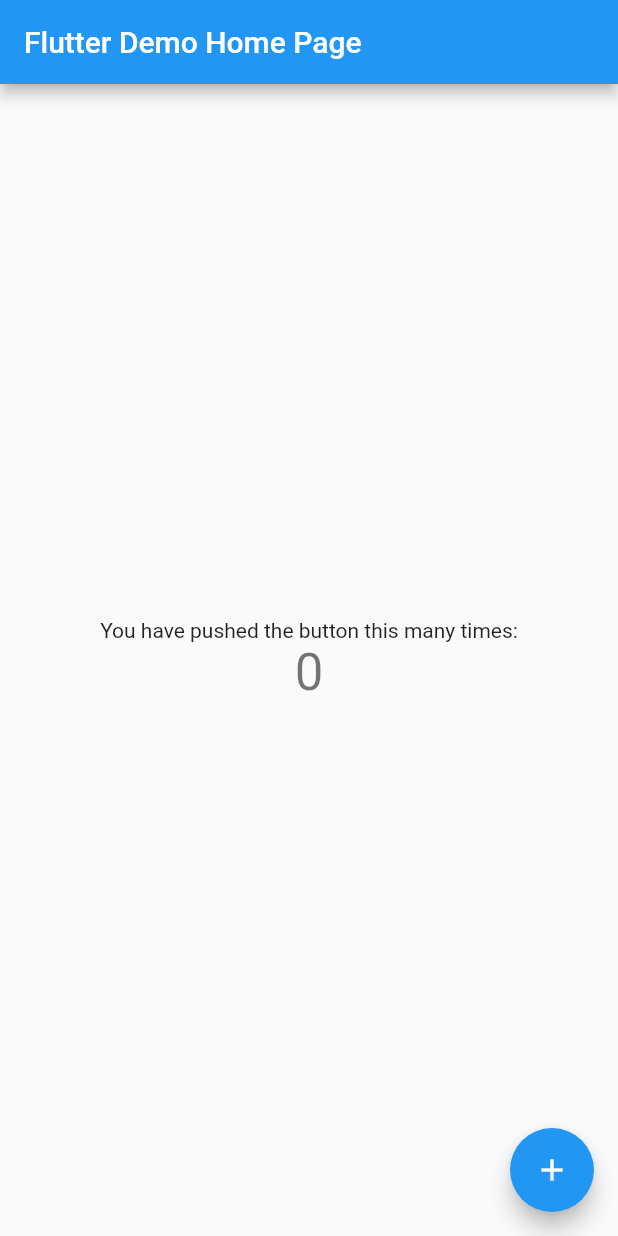
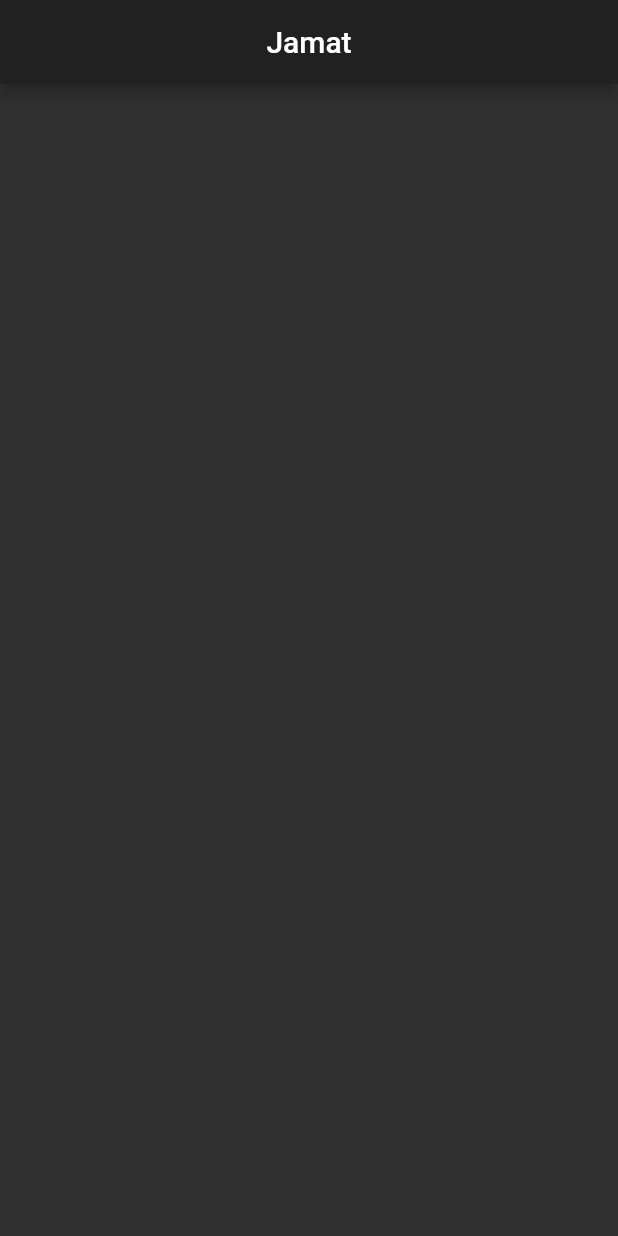
Before and after one commit to fawadnazir/testapp, a Flutter app: the screen it shows after launch, on a phone screen of 412 x 824 dp. Run offline on Flutter 3.47's test engine with Material 2 defaults, Android fonts, the phone set to English and light mode, and no system bars.

Commit message:
First Commit

```diff
--- a/lib/main.dart
+++ b/lib/main.dart
@@ -7,105 +7,27 @@ class MyApp extends StatelessWidget {
   @override
   Widget build(BuildContext context) {
     return MaterialApp(
-      title: 'Flutter Demo',
-      theme: ThemeData(
-        // This is the theme of your application.
-        //
-        // Try running your application with "flutter run". You'll see the
-        // application has a blue toolbar. Then, without quitting the app, try
-        // changing the primarySwatch below to Colors.green and then invoke
-        // "hot reload" (press "r" in the console where you ran "flutter run",
-        // or simply save your changes to "hot reload" in a Flutter IDE).
-        // Notice that the counter didn't reset back to zero; the application
-        // is not restarted.
-        primarySwatch: Colors.blue,
-      ),
-      home: MyHomePage(title: 'Flutter Demo Home Page'),
+      theme: ThemeData.dark(),
+      home: JamatHome(),
     );
   }
 }
 
-class MyHomePage extends StatefulWidget {
-  MyHomePage({Key key, this.title}) : super(key: key);
-
-  // This widget is the home page of your application. It is stateful, meaning
-  // that it has a State object (defined below) that contains fields that affect
-  // how it looks.
-
-  // This class is the configuration for the state. It holds the values (in this
-  // case the title) provided by the parent (in this case the App widget) and
-  // used by the build method of the State. Fields in a Widget subclass are
-  // always marked "final".
-
-  final String title;
-
+class JamatHome extends StatefulWidget {
   @override
-  _MyHomePageState createState() => _MyHomePageState();
+  _JamatHomeState createState() => _JamatHomeState();
 }
 
-class _MyHomePageState extends State<MyHomePage> {
-  int _counter = 0;
-
-  void _incrementCounter() {
-    setState(() {
-      // This call to setState tells the Flutter framework that something has
-      // changed in this State, which causes it to rerun the build method below
-      // so that the display can reflect the updated values. If we changed
-      // _counter without calling setState(), then the build method would not be
-      // called again, and so nothing would appear to happen.
-      _counter++;
-    });
-  }
-
+class _JamatHomeState extends State<JamatHome> {
   @override
   Widget build(BuildContext context) {
-    // This method is rerun every time setState is called, for instance as done
-    // by the _incrementCounter method above.
-    //
-    // The Flutter framework has been optimized to make rerunning build methods
-    // fast, so that you can just rebuild anything that needs updating rather
-    // than having to individually change instances of widgets.
     return Scaffold(
       appBar: AppBar(
-        // Here we take the value from the MyHomePage object that was created by
-        // the App.build method, and use it to set our appbar title.
-        title: Text(widget.title),
-      ),
-      body: Center(
-        // Center is a layout widget. It takes a single child and positions it
-        // in the middle of the parent.
-        child: Column(
-          // Column is also a layout widget. It takes a list of children and
-          // arranges them vertically. By default, it sizes itself to fit its
-          // children horizontally, and tries to be as tall as its parent.
-          //
-          // Invoke "debug painting" (press "p" in the console, choose the
-          // "Toggle Debug Paint" action from the Flutter Inspector in Android
-          // Studio, or the "Toggle Debug Paint" command in Visual Studio Code)
-          // to see the wireframe for each widget.
-          //
-          // Column has various properties to control how it sizes itself and
-          // how it positions its children. Here we use mainAxisAlignment to
-          // center the children vertically; the main axis here is the vertical
-          // axis because Columns are vertical (the cross axis would be
-          // horizontal).
-          mainAxisAlignment: MainAxisAlignment.center,
-          children: <Widget>[
-            Text(
-              'You have pushed the button this many times:',
-            ),
-            Text(
-              '$_counter',
-              style: Theme.of(context).textTheme.display1,
-            ),
-          ],
+        title: Center(
+          child: Text('Jamat'),
         ),
       ),
-      floatingActionButton: FloatingActionButton(
-        onPressed: _incrementCounter,
-        tooltip: 'Increment',
-        child: Icon(Icons.add),
-      ), // This trailing comma makes auto-formatting nicer for build methods.
+      body: Column(),
     );
   }
 }
```
